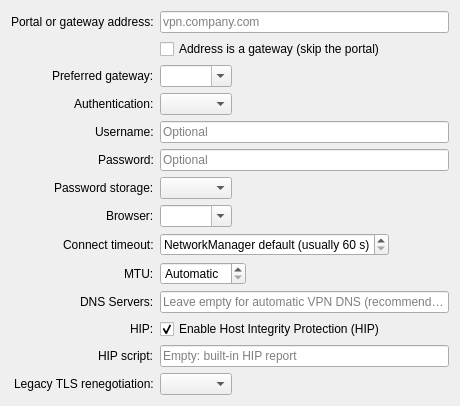
The window that plugins/plasma/gpclientwidget.ui (AceOfSnakes/GlobalProtect-SAML-NetworkManager) describes before a commit, drawn with Qt 5.
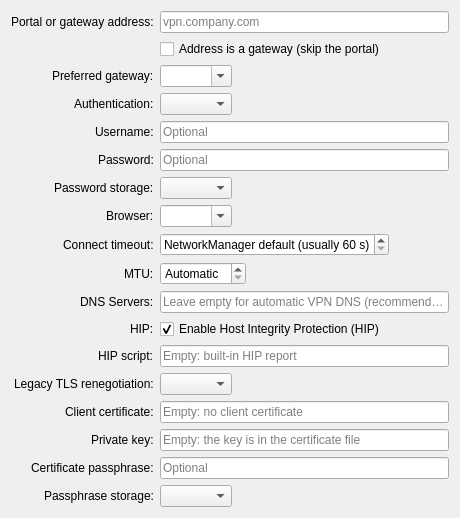
The same window after the commit. Custom widgets are drawn as their Qt base class.

Commit message: Client certificate: usercert, userkey and cert-pass in the service, dialog and editors (#134)

Diff of the .ui file:
```diff
--- a/plugins/plasma/gpclientwidget.ui
+++ b/plugins/plasma/gpclientwidget.ui
@@ -292,6 +292,71 @@
      </property>
     </widget>
    </item>
+   <item row="14" column="0">
+    <widget class="QLabel" name="userCertLabel">
+     <property name="text">
+      <string>Client certificate:</string>
+     </property>
+    </widget>
+   </item>
+   <item row="14" column="1">
+    <widget class="QLineEdit" name="userCertLineEdit">
+     <property name="toolTip">
+      <string>Optional absolute path to the client certificate file (PEM or PKCS#12), readable by your desktop user.</string>
+     </property>
+     <property name="placeholderText">
+      <string>Empty: no client certificate</string>
+     </property>
+    </widget>
+   </item>
+   <item row="15" column="0">
+    <widget class="QLabel" name="userKeyLabel">
+     <property name="text">
+      <string>Private key:</string>
+     </property>
+    </widget>
+   </item>
+   <item row="15" column="1">
+    <widget class="QLineEdit" name="userKeyLineEdit">
+     <property name="toolTip">
+      <string>Optional absolute path to the private key file (PEM), readable by your desktop user. Ignored without a client certificate.</string>
+     </property>
+     <property name="placeholderText">
+      <string>Empty: the key is in the certificate file</string>
+     </property>
+    </widget>
+   </item>
+   <item row="16" column="0">
+    <widget class="QLabel" name="certPassLabel">
+     <property name="text">
+      <string>Certificate passphrase:</string>
+     </property>
+    </widget>
+   </item>
+   <item row="16" column="1">
+    <widget class="QLineEdit" name="certPassLineEdit">
+     <property name="echoMode">
+      <enum>QLineEdit::Password</enum>
+     </property>
+     <property name="placeholderText">
+      <string>Optional</string>
+     </property>
+    </widget>
+   </item>
+   <item row="17" column="0">
+    <widget class="QLabel" name="certPassFlagsLabel">
+     <property name="text">
+      <string>Passphrase storage:</string>
+     </property>
+    </widget>
+   </item>
+   <item row="17" column="1">
+    <widget class="QComboBox" name="certPassFlagsComboBox">
+     <property name="toolTip">
+      <string>Where the password is kept. "Ask every time" stores nothing.</string>
+     </property>
+    </widget>
+   </item>
   </layout>
  </widget>
  <customwidgets>
```
The commit also changes 96 other files.
